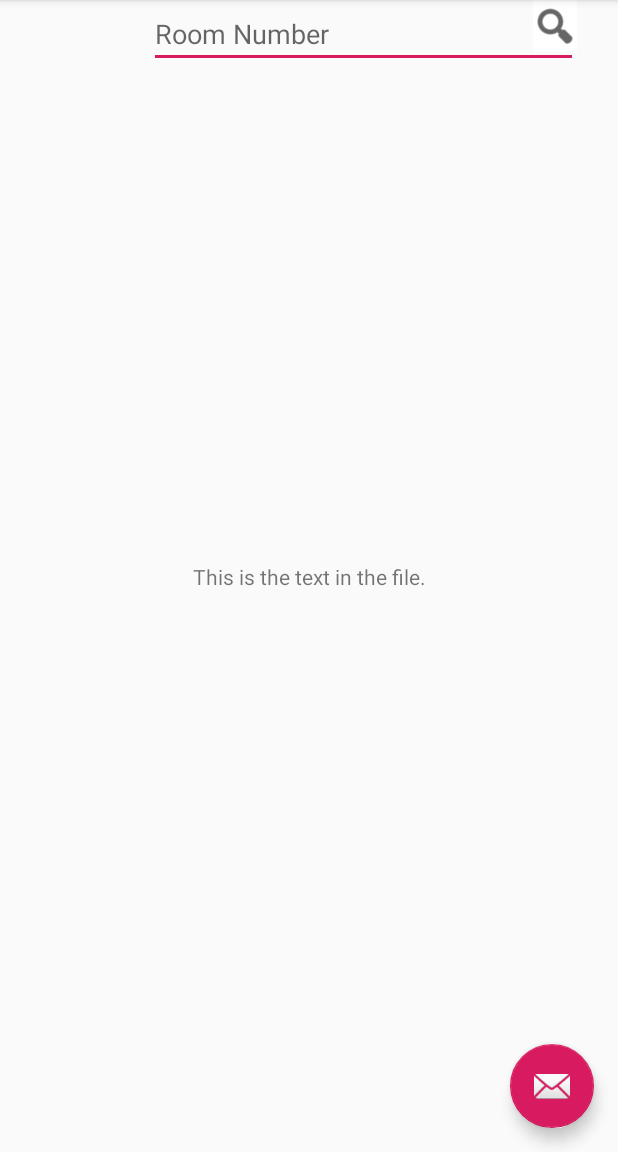
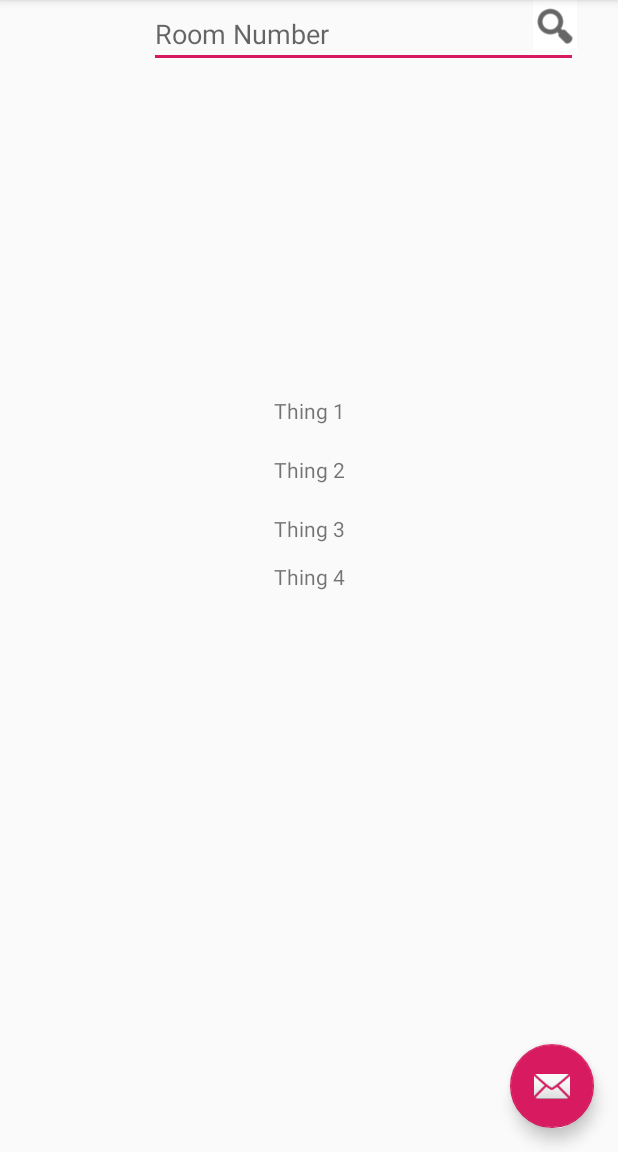
Before and after one commit to lauragracie/Laura-Mason-ISU, an Android app: the screen it shows after launch (MainActivity), after a tap on an icon or button, on a phone screen of 412 x 824 dp, the part 84-1236 px from its top. Run offline under Robolectric (Android 15) with nearby library versions, the phone set to English and light mode, and no system bars.

Commit message:
Changed readFile function to have it read in data from file into an array.

```diff
--- a/Android Practice/app/src/main/assets/RoomDatabase.txt
+++ b/Android Practice/app/src/main/assets/RoomDatabase.txt
@@ -1,2 +1,31 @@
-This is the text in the file.
-This shouldn't pop up.
+#1
+Thing 1
+Thing 2
+Thing 3
+
+#2
+Thing 4
+
+
+
+
+
+
+
+
+
+
+
+
+
+
+
+
+
+
+
+
+
+
+
+..
--- a/Android Practice/app/src/main/java/com/example/myapplication/MainActivity.java
+++ b/Android Practice/app/src/main/java/com/example/myapplication/MainActivity.java
@@ -23,14 +23,21 @@ import java.io.IOException;
 import java.io.InputStream;
 import java.io.InputStreamReader;
 
+
 public class MainActivity extends AppCompatActivity {
+    final int numRooms = 2;
+    final int numDataFields = 3;
 
     ImageButton searchButton;
     EditText searchBar;
     TextView mText;
-    Context thisContext;
+    TextView mText2;
+    TextView mText3;
+    TextView mText4;
+
     AssetManager assetManager;
 
+    String[][] roomDatabase = new String[numRooms][numDataFields];
 
     @Override
     protected void onCreate(Bundle savedInstanceState) {
@@ -38,6 +45,8 @@ public class MainActivity extends AppCompatActivity {
         setContentView(R.layout.activity_main);
         Toolbar toolbar = findViewById(R.id.toolbar);
         setSupportActionBar(toolbar);
+
+        getDatabase(roomDatabase);
 
         //Initialize buttons
         searchButton = (ImageButton)findViewById(R.id.searchButton);
@@ -47,9 +56,16 @@ public class MainActivity extends AppCompatActivity {
             public void onClick(View view){
                 searchBar = (EditText)findViewById(R.id.searchBar);
                 mText = (TextView)findViewById(R.id.mText);
+                mText2 = (TextView)findViewById(R.id.mText2);
+                mText3 = (TextView)findViewById(R.id.mText3);
+                mText4 = (TextView)findViewById(R.id.mText4);
                 //mText.setText("Room #: " +searchBar.getText().toString()+"!");
-                mText.setText(readFromFile(getApplicationContext()));
-                mText.setText(readFromFile(getApplicationContext()));
+                //mText.setText(readFromFile(getApplicationContext()));
+                //mText.setText(readFromFile(getApplicationContext()));
+                mText.setText(roomDatabase[0][0]);
+                mText2.setText(roomDatabase[0][1]);
+                mText3.setText(roomDatabase[0][2]);
+                mText4.setText(roomDatabase[1][0]);
             }
         });
 
@@ -62,15 +78,12 @@ public class MainActivity extends AppCompatActivity {
         });
     }
 
-    private String readFromFile(Context context) {
-
-        this.thisContext = context;
+    private boolean getDatabase(String[][] database) {
         assetManager = getAssets();
-        String ret = "";
+        //String input = "";
 
         try {
             InputStream inputStream = assetManager.open("RoomDatabase.txt");
-            //InputStream inputStream = context.openFileInput("RoomDatabase.txt");
 
             if ( inputStream != null ) {
                 InputStreamReader inputStreamReader = new InputStreamReader(inputStream);
@@ -78,24 +91,36 @@ public class MainActivity extends AppCompatActivity {
                 String receiveString = "";
                 StringBuilder stringBuilder = new StringBuilder();
 
-                if((receiveString = bufferedReader.readLine()) != null ){
+                /*if((receiveString = bufferedReader.readLine()) != null ){
                     stringBuilder.append(receiveString);
-                }
-                /*while ( (receiveString = bufferedReader.readLine()) != null ) {
-                    stringBuilder.append(receiveString).append("\n");
                 }*/
 
+                for(int i = 0; i<numRooms; i++){
+                    //Read in list number of room, but don't process the data.
+                    bufferedReader.readLine();
+                    for(int j = 0; j<numDataFields; j++){
+                        if( (receiveString = bufferedReader.readLine()) != null ) {
+                            //stringBuilder.append(receiveString);
+                            //database[i][j] = stringBuilder.toString();
+                            database[i][j] = receiveString;
+                        }
+                    }
+                    //Read in empty space between entries.
+                    bufferedReader.readLine();
+                }
+
                 inputStream.close();
-                ret = stringBuilder.toString();
+                //input = stringBuilder.toString();
             }
+            return true;
         }
         catch (FileNotFoundException e) {
             Log.e("login activity", "File not found: " + e.toString());
+            return false;
         } catch (IOException e) {
             Log.e("login activity", "Can not read file: " + e.toString());
+            return false;
         }
-
-        return ret;
     }
 
     @Override
--- a/Android Practice/app/src/main/res/layout/content_main.xml
+++ b/Android Practice/app/src/main/res/layout/content_main.xml
@@ -11,6 +11,39 @@
 
     <TextView
         android:id="@+id/mText"
+        android:layout_width="wrap_content"
+        android:layout_height="wrap_content"
+        android:text="Hello World!"
+        app:layout_constraintBottom_toBottomOf="parent"
+        app:layout_constraintLeft_toLeftOf="parent"
+        app:layout_constraintRight_toRightOf="parent"
+        app:layout_constraintTop_toTopOf="parent"
+        app:layout_constraintVertical_bias="0.353" />
+
+    <TextView
+        android:id="@+id/mText3"
+        android:layout_width="wrap_content"
+        android:layout_height="wrap_content"
+        android:text="Hello World!"
+        app:layout_constraintBottom_toBottomOf="parent"
+        app:layout_constraintLeft_toLeftOf="parent"
+        app:layout_constraintRight_toRightOf="parent"
+        app:layout_constraintTop_toTopOf="parent"
+        app:layout_constraintVertical_bias="0.458" />
+
+    <TextView
+        android:id="@+id/mText2"
+        android:layout_width="wrap_content"
+        android:layout_height="wrap_content"
+        android:text="Hello World!"
+        app:layout_constraintBottom_toBottomOf="parent"
+        app:layout_constraintLeft_toLeftOf="parent"
+        app:layout_constraintRight_toRightOf="parent"
+        app:layout_constraintTop_toTopOf="parent"
+        app:layout_constraintVertical_bias="0.405" />
+
+    <TextView
+        android:id="@+id/mText4"
         android:layout_width="wrap_content"
         android:layout_height="wrap_content"
         android:text="Hello World!"
```
